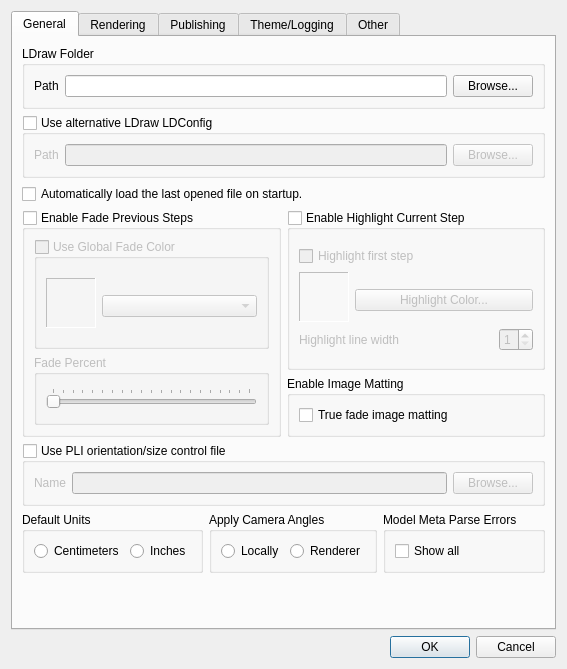
Old version of the form mainApp/preferences.ui in the repository trevorsandy/lpub3d-ci.
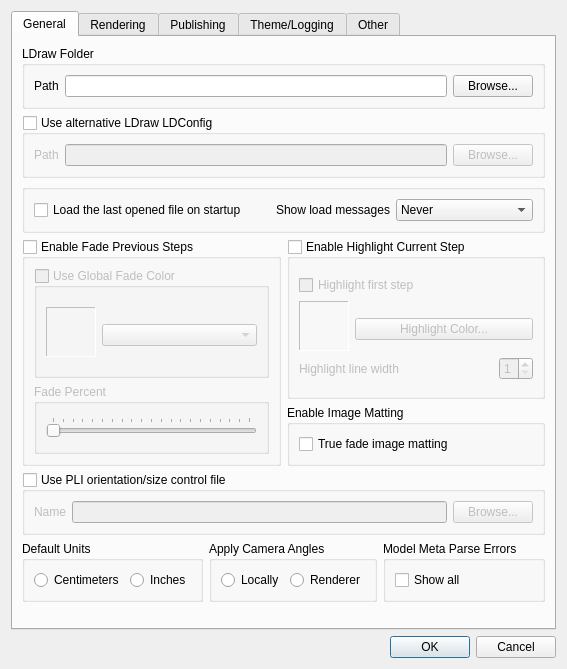
New version of the form. The open tabs and pages were chosen to show the change. Icons and pictures are not drawn.

Commit message: Add LDraw model file load messages dialogue #275

```diff
--- a/mainApp/preferences.ui
+++ b/mainApp/preferences.ui
@@ -142,10 +142,58 @@
         </widget>
        </item>
        <item>
-        <widget class="QCheckBox" name="loadLastOpenedFileCheck">
-         <property name="text">
-          <string>Automatically load the last opened file on startup.</string>
+        <widget class="QGroupBox" name="groupBox_2">
+         <property name="title">
+          <string/>
          </property>
+         <layout class="QHBoxLayout" name="horizontalLayout_31">
+          <item>
+           <widget class="QCheckBox" name="loadLastOpenedFileCheck">
+            <property name="text">
+             <string>Load the last opened file on startup</string>
+            </property>
+           </widget>
+          </item>
+          <item>
+           <widget class="QLabel" name="label_20">
+            <property name="text">
+             <string>Show load messages</string>
+            </property>
+            <property name="alignment">
+             <set>Qt::AlignRight|Qt::AlignTrailing|Qt::AlignVCenter</set>
+            </property>
+           </widget>
+          </item>
+          <item>
+           <widget class="QComboBox" name="ldrawFilesLoadMsgsCombo">
+            <item>
+             <property name="text">
+              <string>Never</string>
+             </property>
+            </item>
+            <item>
+             <property name="text">
+              <string>On Error</string>
+             </property>
+            </item>
+            <item>
+             <property name="text">
+              <string>On Warning</string>
+             </property>
+            </item>
+            <item>
+             <property name="text">
+              <string>On Message</string>
+             </property>
+            </item>
+            <item>
+             <property name="text">
+              <string>Always</string>
+             </property>
+            </item>
+           </widget>
+          </item>
+         </layout>
         </widget>
        </item>
        <item>
```
Left out of the diff: 2 changed lines with no effect on the pictures. The commit also changes 16 other files.
